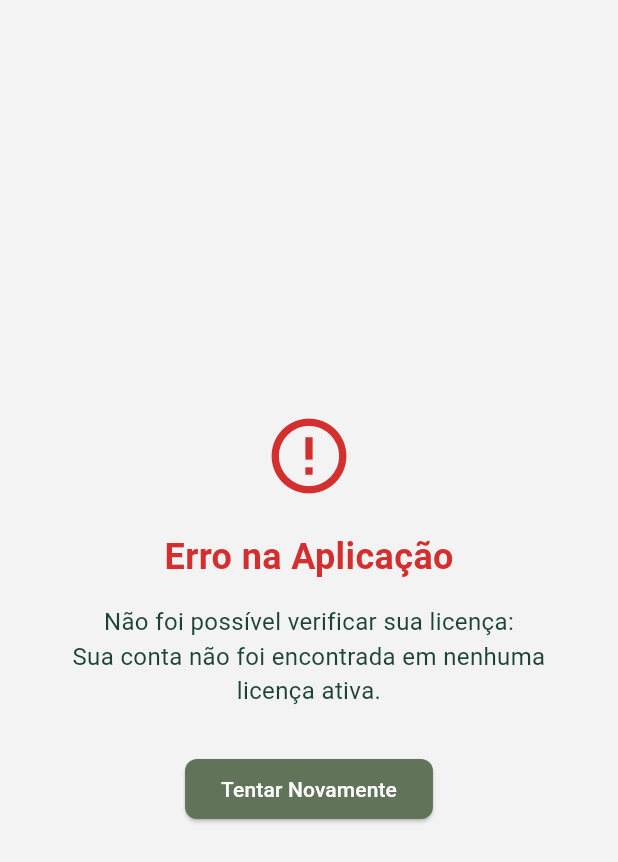
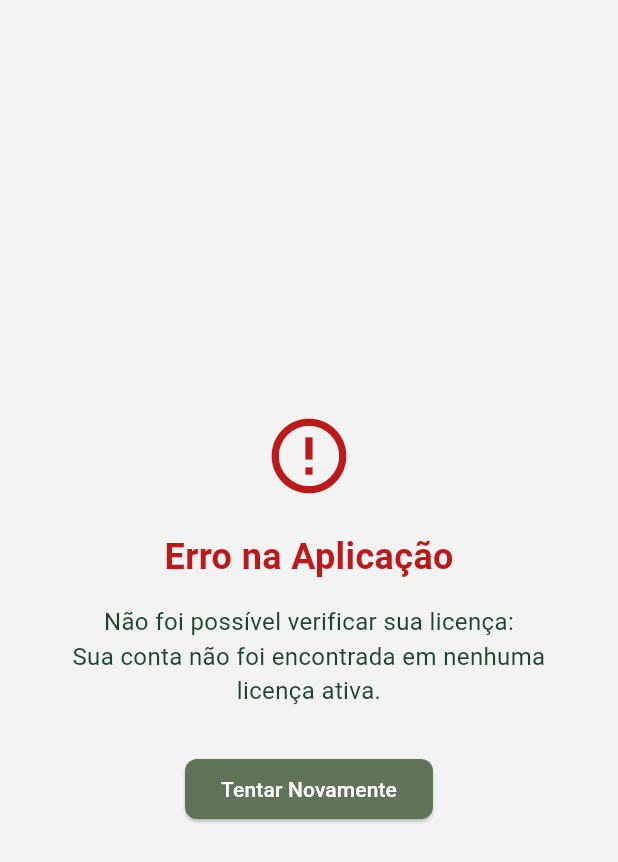
Before and after one commit to GeoForestAnalytics/geoforestv1, a Flutter app: the screen it shows once a user with an empty profile is signed in, on a phone screen of 412 x 824 dp. Shown: the top 862 px of the screen. Run offline on Flutter 3.47's test engine with Material 3 defaults, Android fonts, the phone set to English and light mode, and no system bars; our stand-ins replace cloud_firestore, cloud_functions, csv, device_info_plus, file_picker, firebase_auth and 15 more; missing offline and left inert: firebase_app_check, flutter_archive, gal, ml_linalg, path_provider_android, proj4dart; accounts and stored records are empty; generated files the repository leaves out were written again.

```diff
--- a/lib/main.dart
+++ b/lib/main.dart
@@ -1,4 +1,4 @@
-// lib/main.dart (VERSÃO FINAL COM TODAS AS CORREÇÕES DE INICIALIZAÇÃO)
+// lib/main.dart (VERSÃO FINAL E CORRETA)
 
 import 'dart:io';
 import 'package:flutter/foundation.dart';
@@ -10,11 +10,10 @@ import 'package:sqflite_common_ffi/sqflite_ffi.dart';
 import 'package:provider/provider.dart';
 import 'firebase_options.dart';
 
-// <<< 1. IMPORTS ADICIONAIS PARA INICIALIZAÇÃO GLOBAL DO PROJ4 >>>
+// Imports do projeto
 import 'package:geoforestv1/data/datasources/local/database_helper.dart';
 import 'package:proj4dart/proj4dart.dart' as proj4;
-
-// Importações do Projeto
+import 'package:geoforestv1/providers/theme_provider.dart';
 import 'package:geoforestv1/pages/menu/home_page.dart';
 import 'package:geoforestv1/pages/menu/login_page.dart';
 import 'package:geoforestv1/pages/menu/equipe_page.dart';
@@ -29,12 +28,9 @@ import 'package:geoforestv1/pages/gerente/gerente_main_page.dart';
 import 'package:geoforestv1/providers/gerente_provider.dart';
 import 'package:geoforestv1/pages/gerente/gerente_map_page.dart';
 
-// <<< 2. FUNÇÃO GLOBAL PARA INICIALIZAR AS DEFINIÇÕES DE PROJEÇÃO >>>
-// Garante que as definições de coordenadas estejam disponíveis tanto para a
-// thread principal (usada na exportação) quanto para qualquer isolate.
+
 void initializeProj4Definitions() {
   try {
-    // Verifica se já foi inicializado para não fazer de novo.
     proj4.Projection.get('EPSG:4326');
   } catch (_) {
     debugPrint("Inicializando definições Proj4 para o escopo global...");
@@ -45,15 +41,10 @@ void initializeProj4Definitions() {
   }
 }
 
-// PONTO DE ENTRADA PRINCIPAL DO APP
 Future<void> main() async {
   WidgetsFlutterBinding.ensureInitialized();
-
-  // <<< 3. INICIALIZAÇÃO DO PROJ4 APLICADA AQUI >>>
-  // Isso resolve o problema de exportação de coordenadas.
   initializeProj4Definitions();
 
-  // A sua correção crítica para o FFI, que já estava correta, permanece aqui.
   if (Platform.isWindows || Platform.isLinux || Platform.isMacOS) {
     sqfliteFfiInit();
     databaseFactory = databaseFactoryFfi;
@@ -67,7 +58,6 @@ Future<void> main() async {
   runApp(const AppServicesLoader());
 }
 
-// AppServicesLoader (Nenhuma mudança aqui, permanece igual)
 class AppServicesLoader extends StatefulWidget {
   const AppServicesLoader({super.key});
 
@@ -76,15 +66,15 @@ class AppServicesLoader extends StatefulWidget {
 }
 
 class _AppServicesLoaderState extends State<AppServicesLoader> {
-  late Future<void> _servicesInitializationFuture;
+  late Future<ThemeMode> _initializationFuture;
 
   @override
   void initState() {
     super.initState();
-    _servicesInitializationFuture = _initializeRemainingServices();
+    _initializationFuture = _initializeAllServices();
   }
 
-  Future<void> _initializeRemainingServices() async {
+  Future<ThemeMode> _initializeAllServices() async {
     try {
       await Future.delayed(const Duration(seconds: 2));
       const androidProvider = kDebugMode ? AndroidProvider.debug : AndroidProvider.playIntegrity;
@@ -93,6 +83,9 @@ class _AppServicesLoaderState extends State<AppServicesLoader> {
       await SystemChrome.setPreferredOrientations(
         [DeviceOrientation.portraitUp, DeviceOrientation.portraitDown],
       );
+
+      return await loadThemeFromPreferences();
+
     } catch (e) {
       print("!!!!!! ERRO NA INICIALIZAÇÃO DOS SERVIÇOS: $e !!!!!");
       rethrow;
@@ -101,14 +94,14 @@ class _AppServicesLoaderState extends State<AppServicesLoader> {
 
   void _retryInitialization() {
     setState(() {
-      _servicesInitializationFuture = _initializeRemainingServices();
+      _initializationFuture = _initializeAllServices();
     });
   }
 
   @override
   Widget build(BuildContext context) {
-    return FutureBuilder(
-      future: _servicesInitializationFuture,
+    return FutureBuilder<ThemeMode>(
+      future: _initializationFuture,
       builder: (context, snapshot) {
         if (snapshot.hasError) {
           return MaterialApp(
@@ -125,15 +118,16 @@ class _AppServicesLoaderState extends State<AppServicesLoader> {
             home: SplashPage(),
           );
         }
-        return const MyApp();
+        return MyApp(initialThemeMode: snapshot.data!);
       },
     );
   }
 }
 
-// MyApp (Nenhuma mudança aqui, permanece igual)
 class MyApp extends StatelessWidget {
-  const MyApp({super.key});
+  final ThemeMode initialThemeMode;
+
+  const MyApp({super.key, required this.initialThemeMode});
 
   @override
   Widget build(BuildContext context) {
@@ -144,12 +138,16 @@ class MyApp extends StatelessWidget {
         ChangeNotifierProvider(create: (_) => TeamProvider()),
         ChangeNotifierProvider(create: (_) => LicenseProvider()),
         ChangeNotifierProvider(create: (_) => GerenteProvider()),
+        ChangeNotifierProvider(create: (_) => ThemeProvider(initialThemeMode)),
       ],
-      child: MaterialApp(
+      child: Consumer<ThemeProvider>(
+        builder: (context, themeProvider, child) {
+          return MaterialApp(
             title: 'Geo Forest Analytics',
             debugShowCheckedModeBanner: false,
             theme: _buildThemeData(Brightness.light),
             darkTheme: _buildThemeData(Brightness.dark),
+            themeMode: themeProvider.themeMode,
             initialRoute: '/auth_check',
             routes: {
               '/auth_check': (context) => const AuthCheck(),
@@ -175,17 +173,26 @@ class MyApp extends StatelessWidget {
                 child: child!,
               );
             },
+          );
+        },
       ),
     );
   }
 
   ThemeData _buildThemeData(Brightness brightness) {
     final baseColor = const Color(0xFF617359);
+    final isLight = brightness == Brightness.light;
+
     return ThemeData(
       useMaterial3: true,
-      colorScheme: ColorScheme.fromSeed(seedColor: baseColor, brightness: brightness),
+      colorScheme: ColorScheme.fromSeed(
+        seedColor: baseColor,
+        brightness: brightness,
+        surface: isLight ? const Color(0xFFF3F3F4) : Colors.grey[900],
+        background: isLight ? Colors.white : Colors.black,
+      ),
       appBarTheme: AppBarTheme(
-        backgroundColor: brightness == Brightness.light ? baseColor : Colors.grey[900],
+        backgroundColor: isLight ? baseColor : Colors.grey[850],
         foregroundColor: Colors.white,
         elevation: 0,
       ),
@@ -196,20 +203,26 @@ class MyApp extends StatelessWidget {
           shape: RoundedRectangleBorder(borderRadius: BorderRadius.circular(8)),
         ),
       ),
-      cardTheme: CardThemeData(
+      cardTheme: CardThemeData( // <<< CORREÇÃO: Usar CardThemeData
         elevation: 2,
         shape: RoundedRectangleBorder(borderRadius: BorderRadius.circular(12)),
+        color: isLight ? Colors.white : Colors.grey.shade800,
       ),
-      textTheme: const TextTheme(
-        headlineMedium: TextStyle(color: Color(0xFF1D4433), fontWeight: FontWeight.bold),
-        bodyLarge: TextStyle(color: Color(0xFF1D4433)),
-        bodyMedium: TextStyle(color: Color(0xFF1D4433)),
+      textTheme: TextTheme(
+        headlineMedium: TextStyle(color: isLight ? const Color(0xFF1D4433) : Colors.white, fontWeight: FontWeight.bold),
+        bodyLarge: TextStyle(color: isLight ? const Color(0xFF1D4433) : Colors.grey.shade300),
+        bodyMedium: TextStyle(color: isLight ? const Color(0xFF1D4433) : Colors.grey.shade300),
+        titleLarge: TextStyle(color: isLight ? const Color(0xFF1D4433) : Colors.white, fontWeight: FontWeight.bold),
+      ),
+      inputDecorationTheme: InputDecorationTheme(
+        border: OutlineInputBorder(
+          borderRadius: BorderRadius.circular(8.0),
+        ),
       ),
     );
   }
 }
 
-// AuthCheck (Nenhuma mudança aqui, permanece igual)
 class AuthCheck extends StatelessWidget {
   const AuthCheck({super.key});
 
@@ -252,7 +265,6 @@ class AuthCheck extends StatelessWidget {
   }
 }
 
-// ErrorScreen (Nenhuma mudança aqui, permanece igual)
 class ErrorScreen extends StatelessWidget {
   final String message;
   final VoidCallback? onRetry;
@@ -262,16 +274,16 @@ class ErrorScreen extends StatelessWidget {
   @override
   Widget build(BuildContext context) {
     return Scaffold(
-      backgroundColor: const Color(0xFFF3F3F4),
+      backgroundColor: Theme.of(context).colorScheme.surface,
       body: Center(
         child: Padding(
           padding: const EdgeInsets.all(24.0),
           child: Column(
             mainAxisAlignment: MainAxisAlignment.center,
             children: [
-              Icon(Icons.error_outline, color: Colors.red[700], size: 60),
+              Icon(Icons.error_outline, color: Theme.of(context).colorScheme.error, size: 60),
               const SizedBox(height: 20),
-              Text('Erro na Aplicação', style: TextStyle(color: Colors.red[700], fontSize: 24, fontWeight: FontWeight.bold)),
+              Text('Erro na Aplicação', style: TextStyle(color: Theme.of(context).colorScheme.error, fontSize: 24, fontWeight: FontWeight.bold)),
               const SizedBox(height: 15),
               Text(message, textAlign: TextAlign.center, style: const TextStyle(fontSize: 16)),
               const SizedBox(height: 30),
```
Also changed, not shown: lib/pages/gerente/gerente_dashboard_page.dart (+93 -51 lines), lib/pages/menu/configuracoes_page.dart (+19 -26 lines), lib/providers/theme_provider.dart (added, +41 -0 lines), assets/images/logo_4.png. Lines whose indentation alone changed are shown as unchanged.
